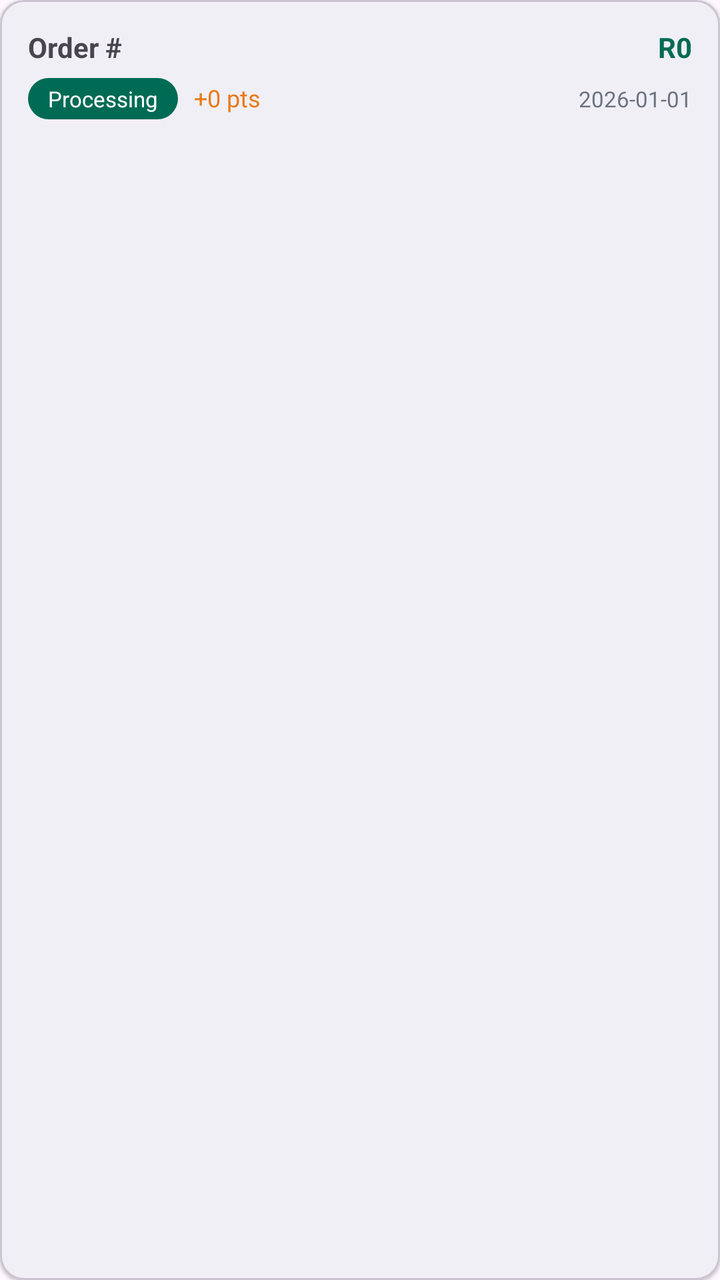
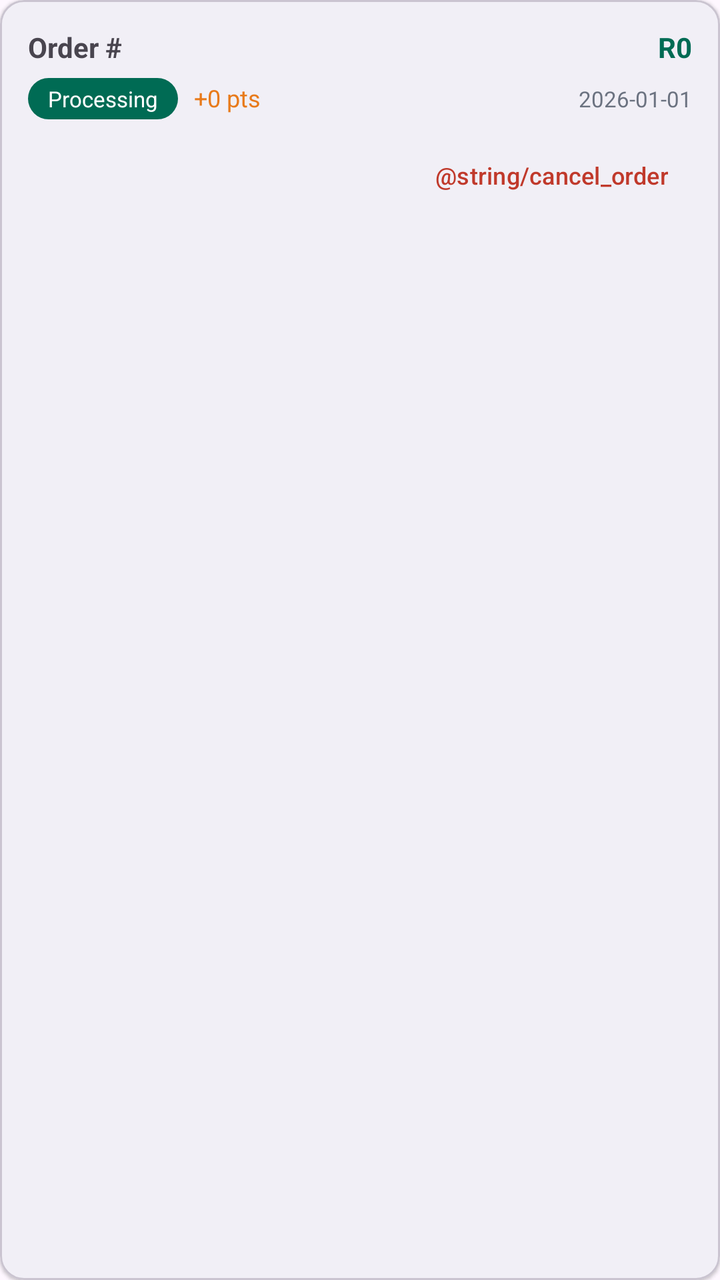

Two renders of the same Android screen: before a commit and after it. Below are the layout's source before the change and the commit's diff.
<!-- AndroidManifest.xml: application theme Theme.ShopLocal -->
<!-- res/layout/item_order.xml -->
<?xml version="1.0" encoding="utf-8"?>
<com.google.android.material.card.MaterialCardView xmlns:android="http://schemas.android.com/apk/res/android"
    xmlns:app="http://schemas.android.com/apk/res-auto"
    android:layout_width="match_parent"
    android:layout_height="wrap_content"
    android:layout_margin="6dp"
    app:cardCornerRadius="12dp"
    app:cardElevation="1dp">

    <LinearLayout
        android:layout_width="match_parent"
        android:layout_height="wrap_content"
        android:orientation="vertical"
        android:padding="14dp">

        <LinearLayout
            android:layout_width="match_parent"
            android:layout_height="wrap_content"
            android:orientation="horizontal">

            <TextView
                android:id="@+id/orderId"
                android:layout_width="0dp"
                android:layout_height="wrap_content"
                android:layout_weight="1"
                android:text="Order #"
                android:textStyle="bold" />

            <TextView
                android:id="@+id/orderTotal"
                android:layout_width="wrap_content"
                android:layout_height="wrap_content"
                android:text="R0"
                android:textColor="@color/brand_green"
                android:textStyle="bold" />
        </LinearLayout>

        <LinearLayout
            android:layout_width="match_parent"
            android:layout_height="wrap_content"
            android:layout_marginTop="6dp"
            android:orientation="horizontal">

            <TextView
                android:id="@+id/orderStatus"
                android:layout_width="wrap_content"
                android:layout_height="wrap_content"
                android:background="@drawable/bg_points_card"
                android:paddingHorizontal="10dp"
                android:paddingVertical="3dp"
                android:text="Processing"
                android:textColor="@color/white"
                android:textSize="11sp" />

            <TextView
                android:id="@+id/orderPoints"
                android:layout_width="0dp"
                android:layout_height="wrap_content"
                android:layout_weight="1"
                android:layout_marginStart="8dp"
                android:gravity="center_vertical"
                android:text="+0 pts"
                android:textColor="@color/brand_orange"
                android:textSize="12sp" />

            <TextView
                android:id="@+id/orderDate"
                android:layout_width="wrap_content"
                android:layout_height="wrap_content"
                android:gravity="center_vertical"
                android:text="2026-01-01"
                android:textColor="@color/grey_600"
                android:textSize="11sp" />
        </LinearLayout>
    </LinearLayout>
</com.google.android.material.card.MaterialCardView>
<!-- resources referenced by this layout -->
<resources>
  <color name="brand_green">#006B54</color>
  <color name="brand_orange">#E87A1A</color>
  <color name="grey_600">#6B7280</color>
  <color name="white">#FFFFFF</color>
  <!-- drawable bg_points_card (drawable) -->
  <?xml version="1.0" encoding="utf-8"?>
  <shape xmlns:android="http://schemas.android.com/apk/res/android" android:shape="rectangle">
      <solid android:color="@color/brand_green" />
      <corners android:radius="16dp" />
  </shape>
  <style name="Theme.ShopLocal" parent="Theme.Material3.DayNight.NoActionBar">
          <item name="colorPrimary">@color/brand_green</item>
          <item name="colorPrimaryDark">@color/brand_green_dark</item>
          <item name="colorOnPrimary">@color/white</item>
          <item name="colorSecondary">@color/brand_orange</item>
          <item name="colorOnSecondary">@color/white</item>
          <item name="colorTertiary">@color/brand_gold</item>
          <item name="android:statusBarColor">@color/brand_green</item>
      </style>
  <color name="brand_green_dark">#004C3C</color>
  <color name="brand_gold">#FFB612</color>
</resources>

<!-- the commit's change to res/layout/item_order.xml (unified diff, before → after) -->
@@ -72,5 +72,17 @@
                 android:textColor="@color/grey_600"
                 android:textSize="11sp" />
         </LinearLayout>
+
+        <com.google.android.material.button.MaterialButton
+            android:id="@+id/btnCancel"
+            style="@style/Widget.Material3.Button.TextButton"
+            android:layout_width="wrap_content"
+            android:layout_height="wrap_content"
+            android:layout_gravity="end"
+            android:layout_marginTop="4dp"
+            android:minWidth="0dp"
+            android:text="@string/cancel_order"
+            android:textColor="@color/sale_red"
+            android:textSize="12sp" />
     </LinearLayout>
 </com.google.android.material.card.MaterialCardView>
<!-- resource entries referenced after the edit -->
@@ -3,6 +3,7 @@
   <color name="brand_green">#006B54</color>
   <color name="brand_orange">#E87A1A</color>
   <color name="grey_600">#6B7280</color>
+  <color name="sale_red">#C0392B</color>
   <color name="white">#FFFFFF</color>
   <!-- drawable bg_points_card (drawable) -->
   <?xml version="1.0" encoding="utf-8"?>
